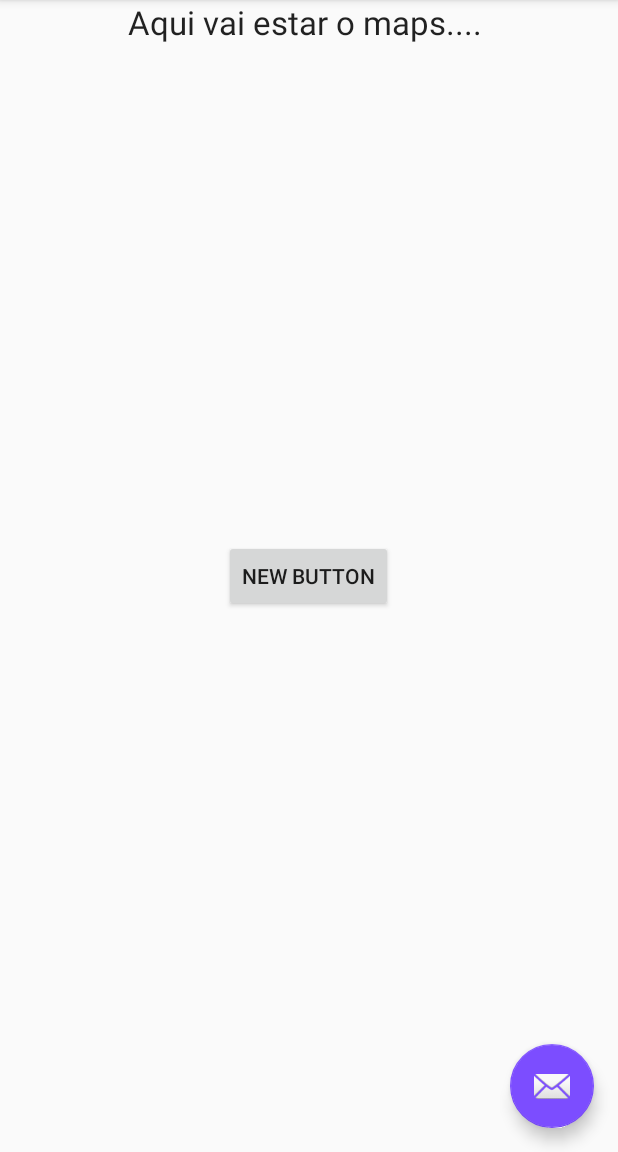
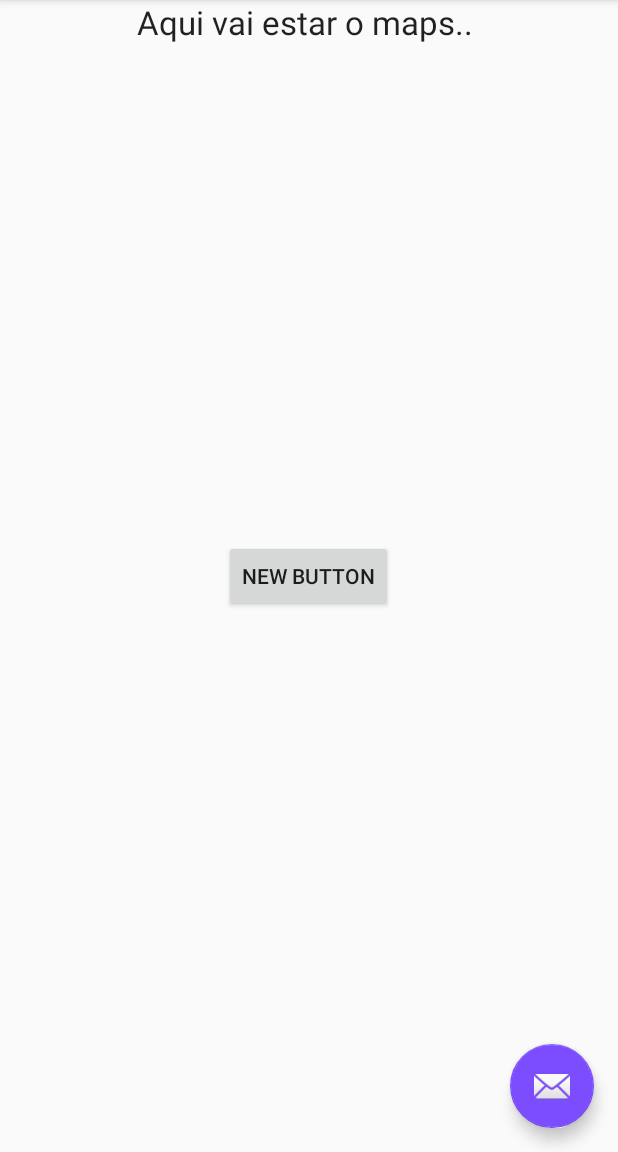
Before and after one commit to toomyy94/LivingCity-Android, an Android app: the screen it shows after launch (MainActivity), on a phone screen of 412 x 824 dp, the part 84-1236 px from its top. Run offline under Robolectric (Android 15) with nearby library versions, the phone set to English and light mode, and no system bars.

Commit message:
teste commit

```diff
--- a/app/src/main/res/layout/fragment_main.xml
+++ b/app/src/main/res/layout/fragment_main.xml
@@ -17,7 +17,7 @@
         android:layout_width="wrap_content"
         android:layout_height="wrap_content"
         android:textAppearance="?android:attr/textAppearanceLarge"
-        android:text="Aqui vai estar o maps.... "
+        android:text="Aqui vai estar o maps.. "
         android:id="@+id/textView2"
         android:layout_gravity="center_horizontal|top" />
 
```
